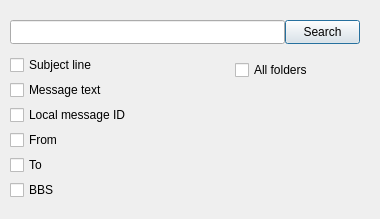
First picture: the form in searchdialog.ui, repository jimmcguffin/PyOutpost, before the edit.
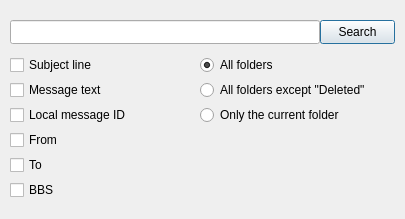
Second picture: the form after the edit.

```diff
--- a/searchdialog.ui
+++ b/searchdialog.ui
@@ -6,7 +6,7 @@
    <rect>
     <x>0</x>
     <y>0</y>
-    <width>380</width>
+    <width>405</width>
     <height>219</height>
    </rect>
   </property>
@@ -18,7 +18,7 @@
     <rect>
      <x>10</x>
      <y>20</y>
-     <width>275</width>
+     <width>310</width>
      <height>24</height>
     </rect>
    </property>
@@ -26,7 +26,7 @@
   <widget class="QPushButton" name="c_search">
    <property name="geometry">
     <rect>
-     <x>285</x>
+     <x>320</x>
      <y>20</y>
      <width>75</width>
      <height>24</height>
@@ -114,17 +114,46 @@
     <string>BBS</string>
    </property>
   </widget>
-  <widget class="QCheckBox" name="c_all_folders">
+  <widget class="QRadioButton" name="c_all_folders">
    <property name="geometry">
     <rect>
-     <x>235</x>
-     <y>60</y>
-     <width>125</width>
+     <x>200</x>
+     <y>55</y>
+     <width>200</width>
      <height>20</height>
     </rect>
    </property>
    <property name="text">
     <string>All folders</string>
+   </property>
+   <property name="checked">
+    <bool>true</bool>
+   </property>
+  </widget>
+  <widget class="QRadioButton" name="c_all_folders_ex">
+   <property name="geometry">
+    <rect>
+     <x>200</x>
+     <y>80</y>
+     <width>200</width>
+     <height>20</height>
+    </rect>
+   </property>
+   <property name="text">
+    <string>All folders except &quot;Deleted&quot;</string>
+   </property>
+  </widget>
+  <widget class="QRadioButton" name="c_current_folder">
+   <property name="geometry">
+    <rect>
+     <x>200</x>
+     <y>105</y>
+     <width>200</width>
+     <height>20</height>
+    </rect>
+   </property>
+   <property name="text">
+    <string>Only the current folder</string>
    </property>
   </widget>
  </widget>
```
